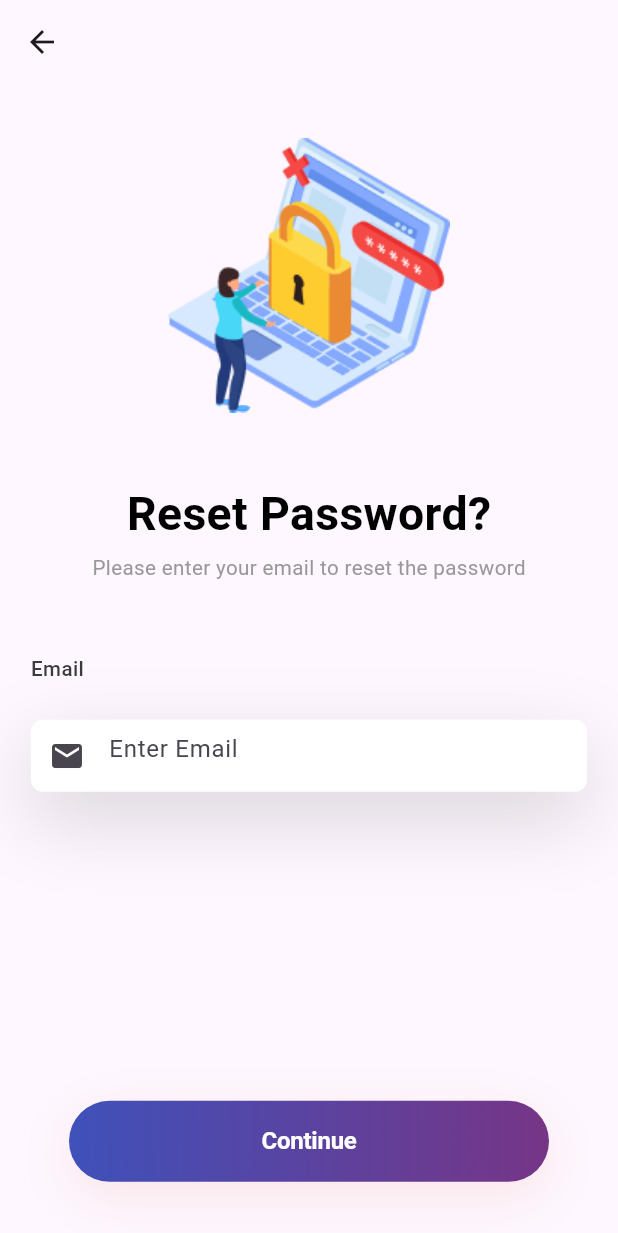
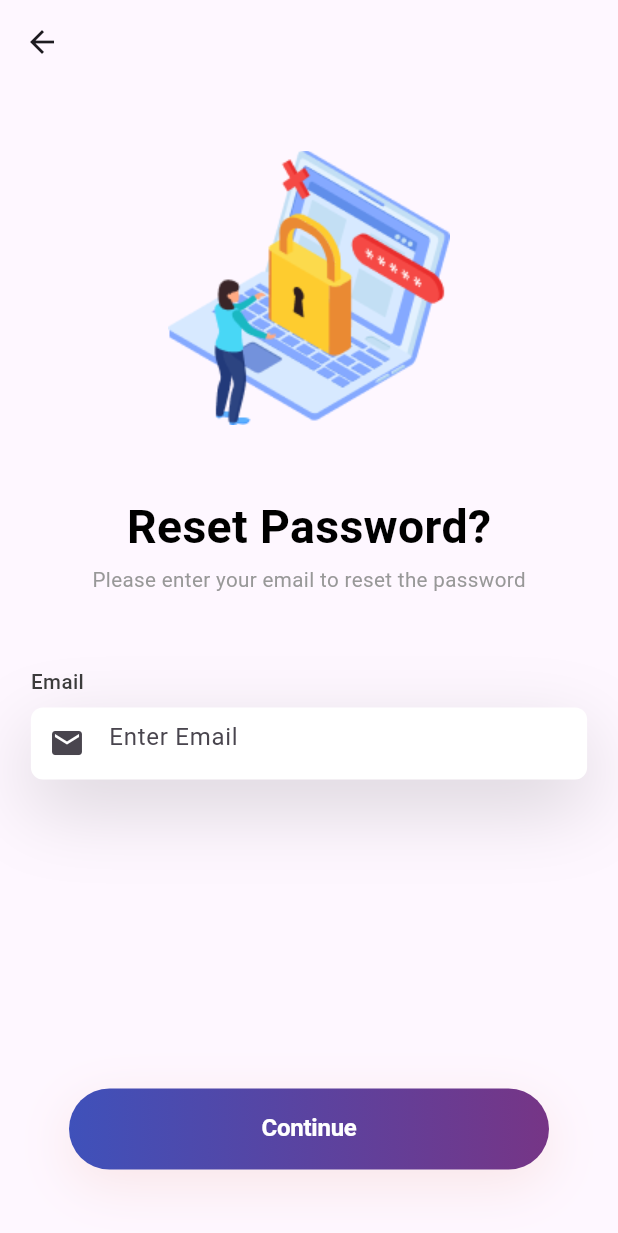
Before and after one commit to TopuFD/E-commerce, a Flutter app: the ResetpassScreen1 screen opened directly, on a phone screen of 412 x 824 dp. Shown: the top 1233 px of the screen. Run offline on Flutter 3.47's test engine with Material 3 defaults, Android fonts, the phone set to English and light mode, and no system bars; our stand-ins replace flutter_screenutil, get, pin_code_fields; Roboto replaces fonts that are missing (Poppins).

Commit message:
fix design

```diff
--- a/lib/screens/auth-ui/resetpass_screen1.dart
+++ b/lib/screens/auth-ui/resetpass_screen1.dart
@@ -57,7 +57,7 @@ class ResetpassScreen1 extends StatelessWidget {
                     alignment: Alignment.topLeft,
                     child: FormHedingText(text: "Email")),
                 SizedBox(
-                  height: size.height * .04,
+                  height: size.height * .02,
                 ),
                 CustomTextFormField(
                   hintText: "Enter Email",
```
